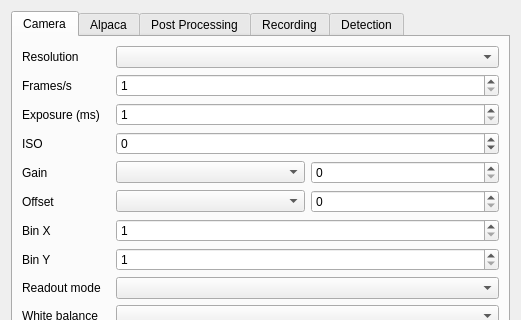
This is plugins/feature/camera/camerasettingsdialog.ui in srcejon/sdrangel as Qt 5 draws it before an edit; both pictures show x 0 to 521 and y 0 to 320 of the 521 by 622 pixel window. The edited form follows.
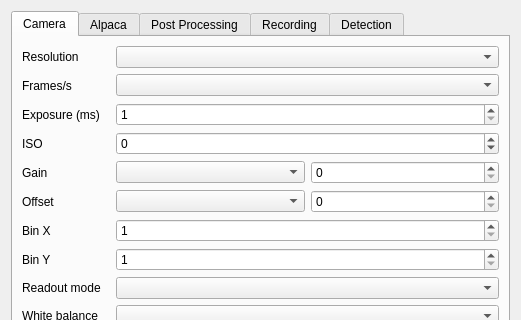
This is the edited form. The open tabs and pages were chosen to show the change. Icons and pictures are not drawn.

Commit message: Move Qt format selection into camera GUI

The edit to the form file:
```diff
--- a/plugins/feature/camera/camerasettingsdialog.ui
+++ b/plugins/feature/camera/camerasettingsdialog.ui
@@ -48,6 +48,25 @@
           </widget>
          </item>
          <item row="1" column="1">
+          <widget class="QStackedWidget" name="fpsStack">
+           <property name="currentIndex">
+            <number>0</number>
+           </property>
+           <widget class="QWidget" name="fpsSpinPage">
+            <layout class="QVBoxLayout" name="verticalLayoutFpsSpin">
+             <property name="leftMargin">
+              <number>0</number>
+             </property>
+             <property name="topMargin">
+              <number>0</number>
+             </property>
+             <property name="rightMargin">
+              <number>0</number>
+             </property>
+             <property name="bottomMargin">
+              <number>0</number>
+             </property>
+             <item>
           <widget class="QSpinBox" name="fpsSpin">
            <property name="toolTip">
             <string>Camera frame rate in frames per second</string>
@@ -58,6 +77,33 @@
            <property name="maximum">
             <number>240</number>
            </property>
+              </widget>
+             </item>
+            </layout>
+           </widget>
+           <widget class="QWidget" name="fpsComboPage">
+            <layout class="QVBoxLayout" name="verticalLayoutFpsCombo">
+             <property name="leftMargin">
+              <number>0</number>
+             </property>
+             <property name="topMargin">
+              <number>0</number>
+             </property>
+             <property name="rightMargin">
+              <number>0</number>
+             </property>
+             <property name="bottomMargin">
+              <number>0</number>
+             </property>
+             <item>
+              <widget class="QComboBox" name="fpsCombo">
+               <property name="toolTip">
+                <string>Camera frame rate in frames per second</string>
+               </property>
+              </widget>
+             </item>
+            </layout>
+           </widget>
           </widget>
          </item>
          <item row="2" column="0">
```
Lines whose indentation alone changed are shown as unchanged. The commit also changes 4 other files.
